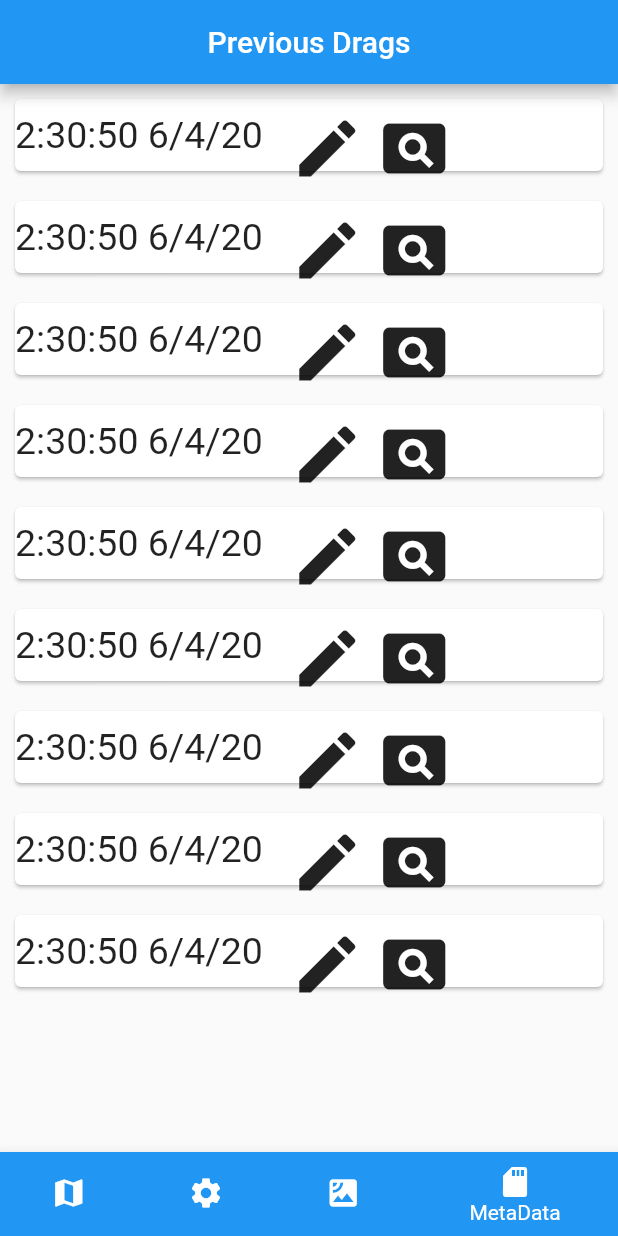
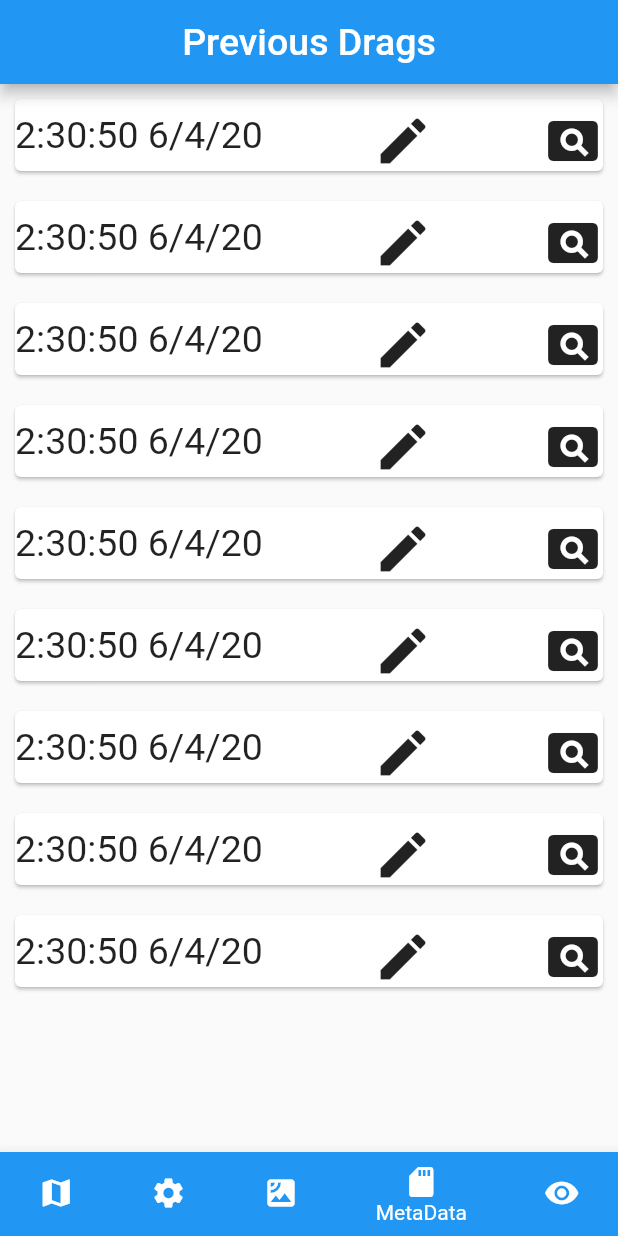
Before and after one commit to adamcantor22/Tick-mon, a Flutter app: the screen it shows after launch, item 4 of the bottom bar chosen, on a phone screen of 412 x 824 dp. Run offline on Flutter 3.47's test engine with Material 2 defaults, Android fonts, the phone set to English and light mode, and no system bars; our stand-ins replace cloud_firestore, google_maps_flutter, location; missing offline and left inert: flutter_polyline_points, gpx; accounts and stored records are empty.

Commit message:
Addition of mock info and formatting changes on metadata page

```diff
--- a/tick_tok_bio/lib/main.dart
+++ b/tick_tok_bio/lib/main.dart
@@ -1,4 +1,5 @@
 import 'package:flutter/material.dart';
+import 'package:tick_tok_bio/metadata_viewinginfo.dart';
 import 'map.dart';
 import 'database.dart';
 import 'gps_tracking.dart';
@@ -36,6 +37,9 @@ class HomePageState extends State<HomePage> {
     MetadataSection(
       key: PageStorageKey('MetadataPage'),
     ),
+    MetaDataDisplay(
+      key: PageStorageKey('DataDisplay'),
+    )
   ];
 
   final PageStorageBucket bucket = PageStorageBucket();
@@ -76,6 +80,7 @@ class HomePageState extends State<HomePage> {
         navBarItem(Icons.settings, 'Data'),
         navBarItem(Icons.satellite, 'Updated Map'),
         navBarItem(Icons.sd_storage, 'MetaData'),
+        navBarItem(Icons.remove_red_eye, 'DataView'),
       ],
     );
   }
--- a/tick_tok_bio/lib/metadata_page.dart
+++ b/tick_tok_bio/lib/metadata_page.dart
@@ -1,5 +1,6 @@
 import 'package:flutter/material.dart';
 import 'main.dart';
+import 'metadata_viewinginfo.dart';
 
 class MetadataSection extends StatefulWidget {
   const MetadataSection({Key key}) : super(key: key);
@@ -14,28 +15,31 @@ class _MetadataSectionState extends State<MetadataSection> {
     return Card(
         margin: EdgeInsets.all(10.0),
         child: Row(
+          mainAxisAlignment: MainAxisAlignment.spaceBetween,
           children: <Widget>[
             Text(
               time,
               style: TextStyle(
                 fontSize: 25.0,
               ),),
-            SizedBox(
-              width: 10.0,
-            ),
-            IconButton(
-              icon: Icon(
-                Icons.mode_edit,
-                size: 50.0,),
-              onPressed: () {},
-            ),
-            SizedBox(
-              width: 10.0,
-            ),
+              IconButton(
+                icon: Icon(
+                  Icons.mode_edit,
+                  size: 40.0,),
+                onPressed: () {
+                  setState(() {
+                    Navigator.pushNamed(context, 'MapPage');
+                  });
+                },
+              ),
             IconButton(
               icon: Icon(Icons.pageview,
-              size: 50.0,),
+              size: 40.0,),
               onPressed: () {
+                setState(() {
+
+
+                });
 
               },
               ),
@@ -48,7 +52,10 @@ class _MetadataSectionState extends State<MetadataSection> {
   Widget build(BuildContext context) {
     return Scaffold(
       appBar: AppBar(
-        title: Text('Previous Drags'),
+        title: Text('Previous Drags',
+        style: TextStyle(
+          fontSize: 25.0,
+        ),),
         centerTitle: true,
       ),
       body: ListView(
```
Also changed, not shown: tick_tok_bio/lib/metadata_viewinginfo.dart (+67 -0 lines).
